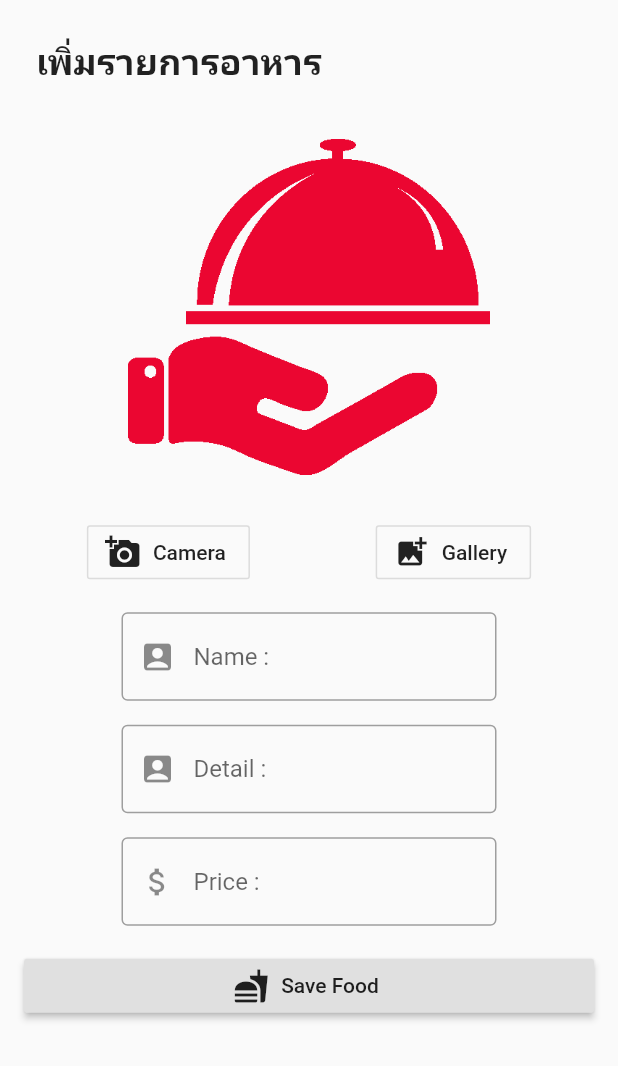
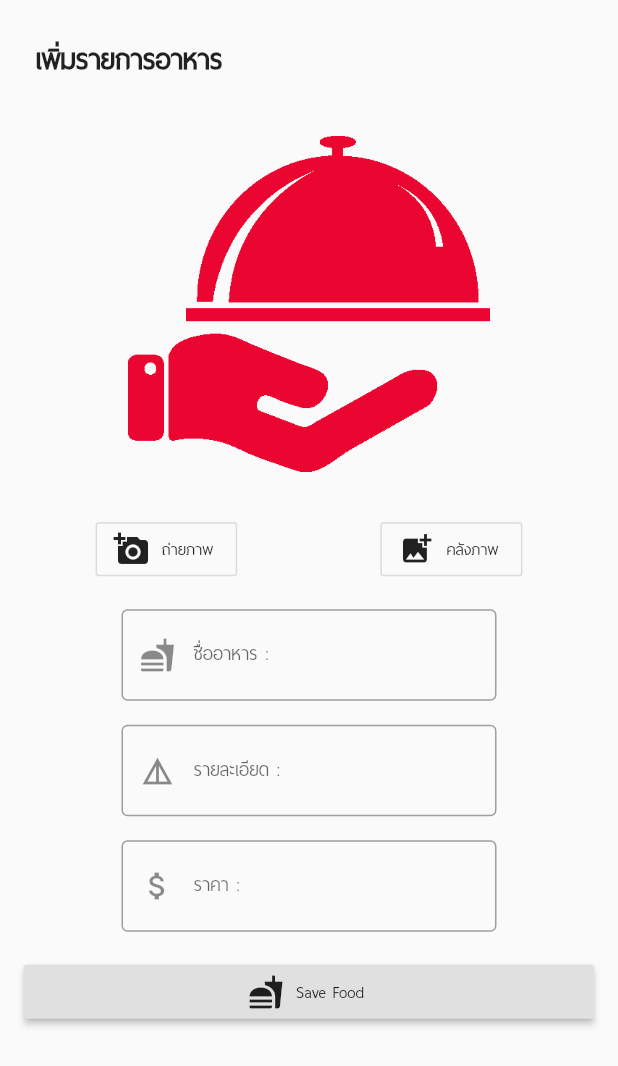
Before and after one commit to singhto/FoodLion, a Flutter app: the AddMyFood widget shown alone on an empty page, opened directly, on a phone screen of 412 x 824 dp. Shown: the top 1066 px of the screen. Run offline on Flutter 3.47's test engine with Material 2 defaults, Android fonts, the phone set to English and light mode, and no system bars; our stand-ins replace dio, google_maps_flutter, image_picker, location, shared_preferences; accounts and stored records are empty; network calls fail.

Commit message:
Send Project 8Apri

```diff
--- a/lib/main.dart
+++ b/lib/main.dart
@@ -7,7 +7,7 @@ class MyApp extends StatelessWidget {
   @override
   Widget build(BuildContext context) {
     return MaterialApp(
-      theme: ThemeData(primarySwatch: Colors.purple),
+      theme: ThemeData(primarySwatch: Colors.red, fontFamily: 'ThaiSansNeue'),
       debugShowCheckedModeBanner: false,
       title: 'Send',
       home: Home(),
--- a/lib/widget/add_my_food.dart
+++ b/lib/widget/add_my_food.dart
@@ -52,8 +52,8 @@ class _AddMyFoodState extends State<AddMyFood> {
           child: TextField(
             onChanged: (value) => nameFood = value.trim(),
             decoration: InputDecoration(
-              prefixIcon: Icon(Icons.account_box),
-              hintText: 'Name :',
+              prefixIcon: Icon(Icons.fastfood),
+              hintText: 'ชื่ออาหาร :',
               enabledBorder: OutlineInputBorder(
                 borderSide: BorderSide(color: Colors.grey),
               ),
@@ -73,8 +73,8 @@ class _AddMyFoodState extends State<AddMyFood> {
           child: TextField(
             onChanged: (value) => detailFood = value.trim(),
             decoration: InputDecoration(
-              prefixIcon: Icon(Icons.account_box),
-              hintText: 'Detail :',
+              prefixIcon: Icon(Icons.details),
+              hintText: 'รายละเอียด :',
               enabledBorder: OutlineInputBorder(
                 borderSide: BorderSide(color: Colors.grey),
               ),
@@ -96,7 +96,7 @@ class _AddMyFoodState extends State<AddMyFood> {
             onChanged: (value) => priceFood = value.trim(),
             decoration: InputDecoration(
               prefixIcon: Icon(Icons.attach_money),
-              hintText: 'Price :',
+              hintText: 'ราคา :',
               enabledBorder: OutlineInputBorder(
                 borderSide: BorderSide(color: Colors.grey),
               ),
@@ -111,7 +111,7 @@ class _AddMyFoodState extends State<AddMyFood> {
     return OutlineButton.icon(
       onPressed: () => chooseImage(ImageSource.camera),
       icon: Icon(Icons.add_a_photo),
-      label: Text('Camera'),
+      label: Text('ถ่ายภาพ'),
     );
   }
 
@@ -133,7 +133,7 @@ class _AddMyFoodState extends State<AddMyFood> {
     return OutlineButton.icon(
       onPressed: () => chooseImage(ImageSource.gallery),
       icon: Icon(Icons.add_photo_alternate),
-      label: Text('Gallery'),
+      label: Text('คลังภาพ'),
     );
   }
 
--- a/lib/widget/register_shop.dart
+++ b/lib/widget/register_shop.dart
@@ -94,7 +94,7 @@ class _RegisterShopState extends State<RegisterShop> {
             onChanged: (value) => name = value.trim(),
             decoration: InputDecoration(
               prefixIcon: Icon(Icons.account_box),
-              hintText: 'Name :',
+              hintText: 'ชื่อร้านของคุณ :',
               enabledBorder: OutlineInputBorder(
                 borderSide: BorderSide(color: Colors.grey),
               ),
@@ -115,7 +115,7 @@ class _RegisterShopState extends State<RegisterShop> {
             onChanged: (value) => user = value.trim(),
             decoration: InputDecoration(
               prefixIcon: Icon(Icons.email),
-              hintText: 'User :',
+              hintText: 'Username :',
               enabledBorder: OutlineInputBorder(
                 borderSide: BorderSide(color: Colors.grey),
               ),
@@ -158,7 +158,7 @@ class _RegisterShopState extends State<RegisterShop> {
             keyboardType: TextInputType.phone,
             decoration: InputDecoration(
               prefixIcon: Icon(Icons.phone),
-              hintText: 'Phone :',
+              hintText: 'เบอร์โทรศัพท์ :',
               enabledBorder: OutlineInputBorder(
                 borderSide: BorderSide(color: Colors.grey),
               ),
@@ -173,7 +173,7 @@ class _RegisterShopState extends State<RegisterShop> {
     return OutlineButton.icon(
       onPressed: () => chooseImage(ImageSource.camera),
       icon: Icon(Icons.add_a_photo),
-      label: Text('Camera'),
+      label: Text('ถ่ายภาพร้าน'),
     );
   }
 
@@ -195,7 +195,7 @@ class _RegisterShopState extends State<RegisterShop> {
     return OutlineButton.icon(
       onPressed: () => chooseImage(ImageSource.gallery),
       icon: Icon(Icons.add_photo_alternate),
-      label: Text('Gallery'),
+      label: Text('คลังภาพ'),
     );
   }
 
@@ -224,7 +224,7 @@ class _RegisterShopState extends State<RegisterShop> {
         onPressed: () {
           if (file == null) {
             normalDialog(
-                context, 'Non Choose Image', 'Please Click Camera or Gallery');
+                context, 'ไม่ได้เลือกรูปภาพ', 'กรุณา ถ่ายภาพร้านสวยๆ หรือ ภาพอาหารเด่น');
           } else if (name == null ||
               name.isEmpty ||
               user == null ||
@@ -233,13 +233,13 @@ class _RegisterShopState extends State<RegisterShop> {
               password.isEmpty ||
               phone == null ||
               phone.isEmpty) {
-            normalDialog(context, 'Have Space', 'Please Fill Every Blank');
+            normalDialog(context, 'มีที่ว่าง', 'กรุณากรอกโดยไม่เว้นช่องว่าง');
           } else {
             uploadImageToServer();
           }
         },
         icon: Icon(Icons.cloud_upload),
-        label: Text('Register'),
+        label: Text('บันทึกข้อมูล'),
       ),
     );
   }
@@ -288,11 +288,11 @@ class _RegisterShopState extends State<RegisterShop> {
     return ListView(
       padding: EdgeInsets.all(16.0),
       children: <Widget>[
-        MyStyle().showTitle('Shop Picture'),
+        MyStyle().showTitle('ภาพร้านของคุณ'),
         showPicture(),
         showButton(),
         MyStyle().mySizeBox(),
-        MyStyle().showTitle('Information'),
+        MyStyle().showTitle('ข้อมูลร้านของคุณ'),
         MyStyle().mySizeBox(),
         nameForm(),
         MyStyle().mySizeBox(),
--- a/lib/widget/register_user.dart
+++ b/lib/widget/register_user.dart
@@ -261,7 +261,7 @@ class _RegisterUserState extends State<RegisterUser> {
 
   Future<void> insertDtaToMySQL(String string) async {
     String urlAPI =
-        '${MyConstant().urlAddUser}?isAdd=true&Name=$name&User=$user&Password=$password&UrlShop=urlImage&Lat=$lat&Lng=$lng';
+        '${MyConstant().urlAddUser}?isAdd=true&Name=$name&User=$user&Password=$password&UrlShop=$urlImage&Lat=$lat&Lng=$lng';
 
     try {
       await Dio().get(urlAPI).then(
--- a/lib/widget/signin_shop.dart
+++ b/lib/widget/signin_shop.dart
@@ -76,6 +76,7 @@ class _SignInshopState extends State<SignInshop> {
 
     try {
       Response response = await Dio().get(url);
+
       if (response.toString() == 'null') {
         normalDialog(context, 'User False', 'No $user in my Database');
       } else {
@@ -85,7 +86,8 @@ class _SignInshopState extends State<SignInshop> {
           if (password == model.password) {
             successLogin(model);
           } else {
-            normalDialog(context, 'Password False', 'Please Try Agains');
+            normalDialog(
+                context, 'Password False', 'Please Try Agains Password False');
           }
         }
       }
```
Also changed, not shown: lib/scaffold/home.dart (+8 -8 lines), lib/widget/main_home.dart (+28 -8 lines), lib/widget/my_food.dart (+54 -10 lines), pubspec.yaml (+4 -4 lines), assets/ThaiSansNeue-Regular.ttf (added).
